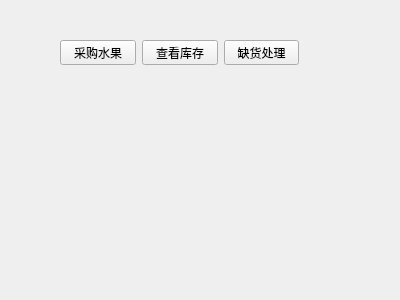
Old version of the form FruitManager/login.ui in the repository database-class-assistants/c-sFruitManager.
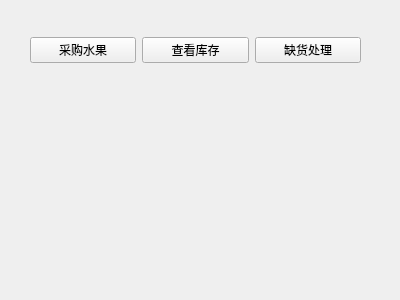
New version of the form.

Diff of the .ui file:
```diff
--- a/FruitManager/login.ui
+++ b/FruitManager/login.ui
@@ -29,10 +29,10 @@
   <widget class="QWidget" name="verticalLayoutWidget">
    <property name="geometry">
     <rect>
-     <x>60</x>
-     <y>40</y>
-     <width>239</width>
-     <height>25</height>
+     <x>30</x>
+     <y>20</y>
+     <width>331</width>
+     <height>61</height>
     </rect>
    </property>
    <layout class="QHBoxLayout" name="horizontalLayout">
```
Left out of the diff: 6 changed lines with no effect on the pictures.
